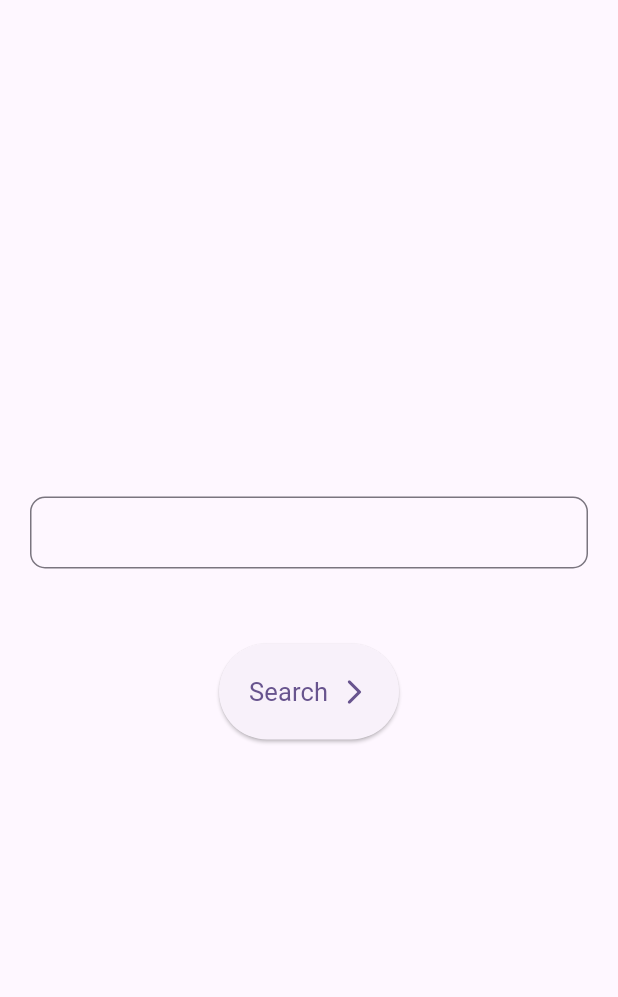
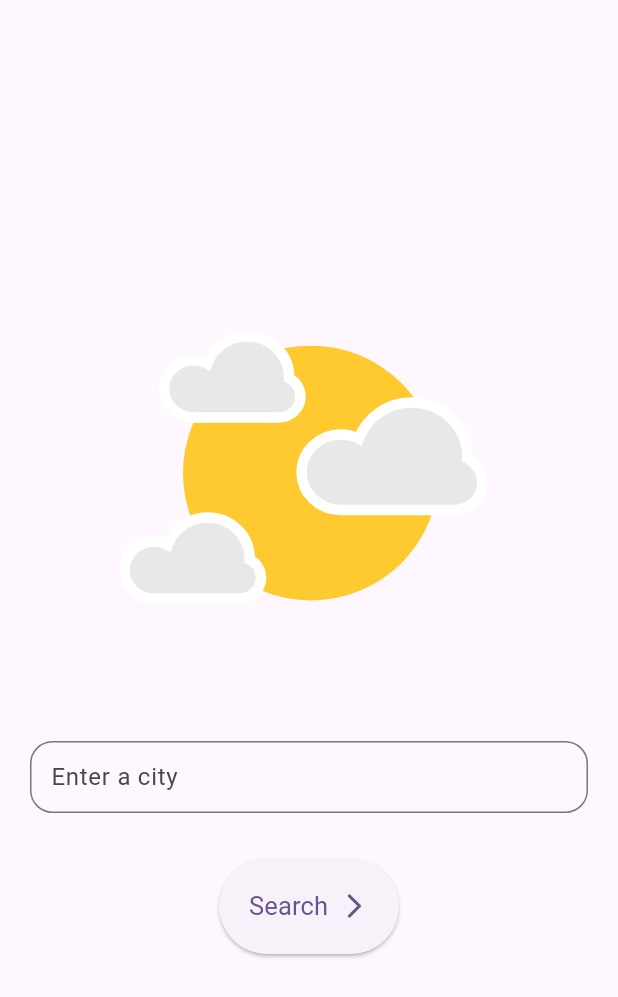
Before and after one commit to Jhay4Julian/weather_app_flutter, a Flutter app: the screen it shows after launch, on a phone screen of 412 x 824 dp. Shown: the top 997 px of the screen. Run offline on Flutter 3.47's test engine with Material 2 defaults, Android fonts, the phone set to English and light mode, and no system bars; our stand-ins replace lottie.

```diff
--- a/lib/screens/search_screen.dart
+++ b/lib/screens/search_screen.dart
@@ -1,5 +1,6 @@
 import 'package:flutter/material.dart';
 import 'package:weather_app_flutter/screens/weather_screen.dart';
+import 'package:lottie/lottie.dart';
 
 class SearchScreen extends StatefulWidget {
   const SearchScreen({super.key});
@@ -17,19 +18,24 @@ class _SearchScreenState extends State<SearchScreen> {
       body: Column(
         mainAxisAlignment: MainAxisAlignment.center,
         children: [
+          Lottie.asset('assets/animations/partly_cloudy.json'),
+          const SizedBox(height: 50),
           // Search bar
+          Column(
+            children: [
               Padding(
                 padding: const EdgeInsets.only(left: 20, right: 20),
-            child: TextField(
+                child: TextFormField(
                   controller: cityNameController,
                   decoration: const InputDecoration(
-                contentPadding: EdgeInsets.fromLTRB(8, 2, 8, 2),
+                    hintText: 'Enter a city',
+                    contentPadding: EdgeInsets.fromLTRB(10, 2, 10, 2),
                     border: OutlineInputBorder(
-                    borderRadius: BorderRadius.all(Radius.circular(10))),
+                        borderRadius: BorderRadius.all(Radius.circular(15))),
                   ),
                 ),
               ),
-          const SizedBox(height: 50),
+              const SizedBox(height: 30),
 
               // Search Button
               SizedBox(
@@ -58,7 +64,6 @@ class _SearchScreenState extends State<SearchScreen> {
                       ),
                       Icon(
                         Icons.arrow_forward_ios_rounded,
-                    // color: Colors.white,
                         size: 20,
                       ),
                     ],
@@ -66,6 +71,8 @@ class _SearchScreenState extends State<SearchScreen> {
                 ),
               )
             ],
+          )
+        ],
       ),
     );
   }
```
Lines whose indentation alone changed are shown as unchanged.
